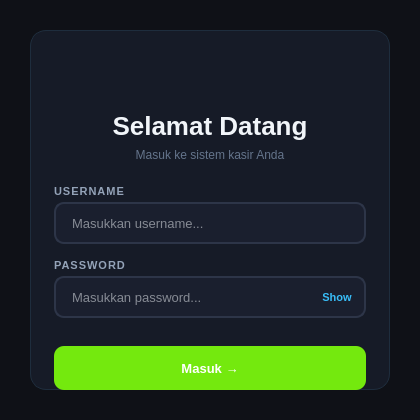
Above: Login.ui from andriefendy26/Desktop-Based-Cashier-Application before the change. Below: the same form after it.
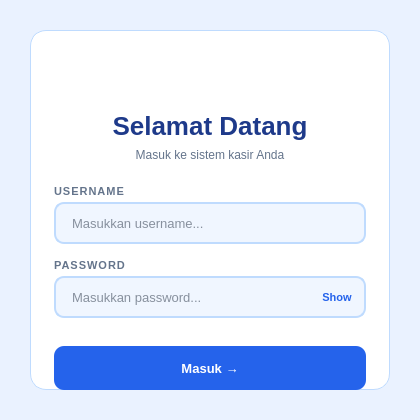
That is the form after the change. Icons and pictures are not drawn.

Patch:
```diff
--- a/Login.ui
+++ b/Login.ui
@@ -16,15 +16,15 @@
   <property name="styleSheet">
    <string notr="true">
 QDialog {
-    background-color: #0f1117;
+    background-color: #eaf2ff;
 }
 
 QWidget#bgwidget {
-    background-color: #0f1117;
+    background-color: #eaf2ff;
 }
 
 QLabel#label_title {
-    color: #f1f5f9;
+    color: #1e3a8a;
     font-family: "Segoe UI";
     font-size: 26px;
     font-weight: 700;
@@ -39,7 +39,7 @@
 }
 
 QLabel#label_3, QLabel#label_4 {
-    color: #94a3b8;
+    color: #64748b;
     font-family: "Segoe UI";
     font-size: 11px;
     font-weight: 600;
@@ -48,21 +48,21 @@
 }
 
 QLabel#error {
-    color: #f87171;
+    color: #dc2626;
     font-family: "Segoe UI";
     font-size: 11px;
     background: transparent;
 }
 
 QLineEdit {
-    background-color: #1a1f2e;
-    border: 1.5px solid #2d3548;
+    background-color: #f0f6ff;
+    border: 1.5px solid #bfdbfe;
     border-radius: 10px;
     padding: 10px 14px;
-    color: #f1f5f9;
+    color: #1e293b;
     font-family: "Segoe UI";
     font-size: 13px;
-    selection-background-color: #383bf8;
+    selection-background-color: #93c5fd;
 }
 
 QLineEdit:focus {
@@ -71,7 +71,7 @@
 }
 
 QLineEdit::placeholder {
-    color: #475569;
+    color: #94a3b8;
 }
 
 QLineEdit#passwordfield {
@@ -80,7 +80,7 @@
 
 QPushButton#toggle_password {
     background-color: transparent;
-    color: #38bdf8;
+    color: #2563eb;
     border: none;
     font-family: "Segoe UI";
     font-size: 11px;
@@ -93,7 +93,7 @@
 }
 
 QPushButton#masuk {
-    background-color: #74e90e;
+    background-color: #2563eb;
     color: #ffffff;
     border: none;
     border-radius: 10px;
@@ -112,8 +112,8 @@
 }
 
 QFrame#card {
-    background-color: #161b27;
-    border: 1px solid #1e2d3d;
+    background-color: #ffffff;
+    border: 1px solid #bfdbfe;
     border-radius: 16px;
 }
    </string>
```
Left out of the diff: 10 changed lines with no effect on the pictures.
